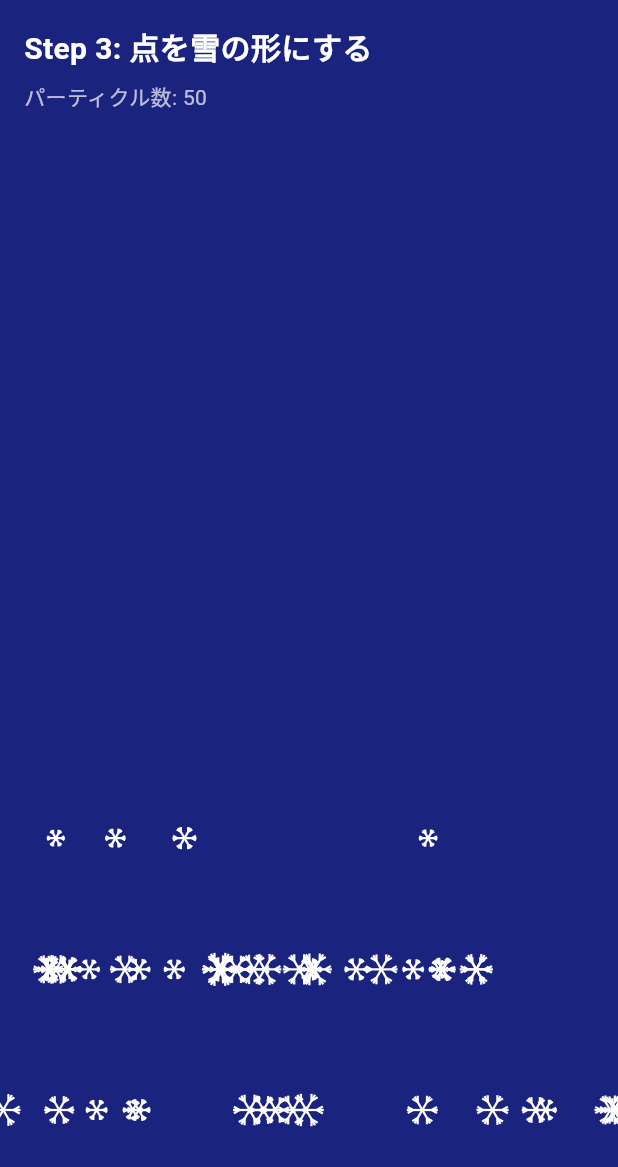
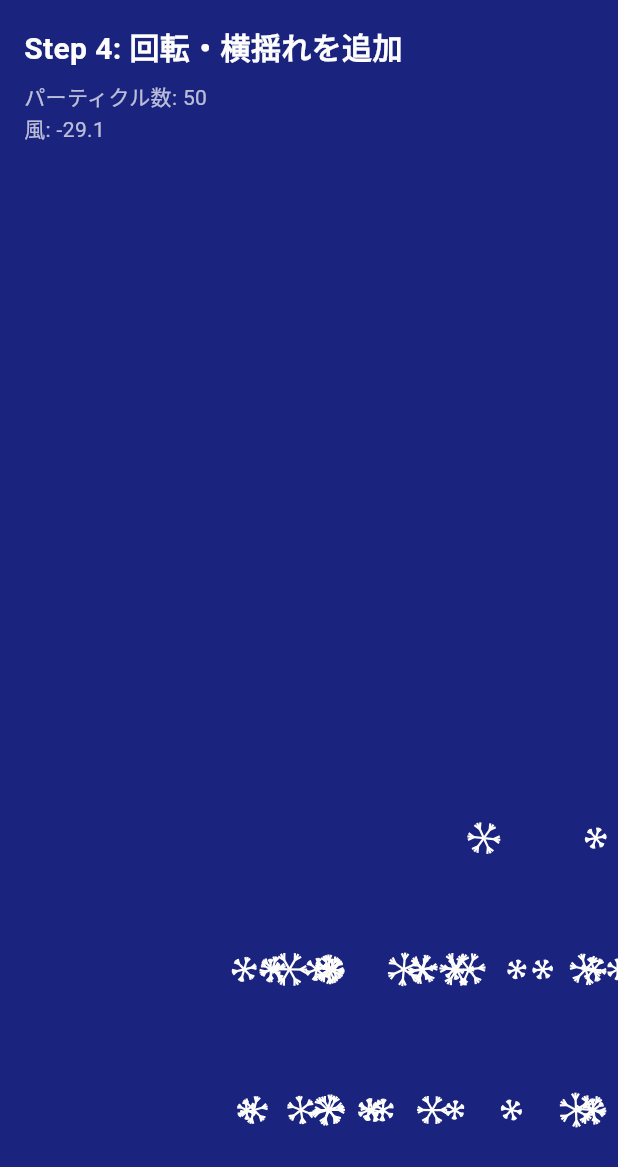
Before and after one commit to kouki2000/physics_splash_demo, a Flutter app: the screen it shows after launch, on a phone screen of 412 x 824 dp. Shown: the top 1167 px of the screen. Run offline on Flutter 3.47's test engine with Material 3 defaults, Android fonts, the phone set to English and light mode, and no system bars.

Commit message:
Step 4: 回転・横揺れを追加する物理演算

```diff
--- a/lib/core/snow_particle.dart
+++ b/lib/core/snow_particle.dart
@@ -5,14 +5,30 @@
 
 /// 雪のパーティクル
 class SnowParticle extends SimpleParticle {
-  double size; // 雪の大きさ
+  double size;
+  double rotation; // 回転角度
+  double rotationSpeed; // 回転速度
 
-  SnowParticle({required Vector2D position, this.size = 8.0})
-    : super(position: position);
+  SnowParticle({
+    required Vector2D position,
+    this.size = 8.0,
+    this.rotation = 0.0,
+    this.rotationSpeed = 0.0,
+  }) : super(position: position);
+
+  @override
+  void update(double dt) {
+    super.update(dt);
+    rotation += rotationSpeed * dt;
+  }
 
   @override
   void draw(Canvas canvas) {
-    _drawSnowflake(canvas, position, size);
+    canvas.save();
+    canvas.translate(position.x, position.y);
+    canvas.rotate(rotation);
+    _drawSnowflake(canvas, Vector2D(0, 0), size);
+    canvas.restore();
   }
 
   /// 雪の結晶を描画
@@ -24,29 +40,24 @@
 
     final center = Offset(pos.x, pos.y);
 
-    // 6本の線を描画（60度ずつ）
     for (int i = 0; i < 6; i++) {
       final angle = (i * 60) * pi / 180;
 
-      // メインの線
       final endX = pos.x + cos(angle) * size;
       final endY = pos.y + sin(angle) * size;
       canvas.drawLine(center, Offset(endX, endY), paint);
 
-      // 枝を描画
       final branchSize = size * 0.4;
       final branchStart = size * 0.6;
 
       final branchX = pos.x + cos(angle) * branchStart;
       final branchY = pos.y + sin(angle) * branchStart;
 
-      // 左の枝
       final leftAngle = angle - pi / 6;
       final leftX = branchX + cos(leftAngle) * branchSize;
       final leftY = branchY + sin(leftAngle) * branchSize;
       canvas.drawLine(Offset(branchX, branchY), Offset(leftX, leftY), paint);
 
-      // 右の枝
       final rightAngle = angle + pi / 6;
       final rightX = branchX + cos(rightAngle) * branchSize;
       final rightY = branchY + sin(rightAngle) * branchSize;
--- a/lib/main.dart
+++ b/lib/main.dart
@@ -18,7 +18,7 @@
       title: 'Physics Splash Demo',
       debugShowCheckedModeBanner: false,
       theme: ThemeData(primarySwatch: Colors.blue, useMaterial3: true),
-      home: const Step3Screen(),
+      home: const Step4Screen(),
     );
   }
 }
@@ -245,6 +245,127 @@
   }
 }
 
+class Step4Screen extends StatefulWidget {
+  const Step4Screen({Key? key}) : super(key: key);
+
+  @override
+  State<Step4Screen> createState() => _Step4ScreenState();
+}
+
+class _Step4ScreenState extends State<Step4Screen>
+    with SingleTickerProviderStateMixin {
+  late AnimationController _controller;
+  late PhysicsEngine _engine;
+  DateTime _lastTime = DateTime.now();
+  final Random _random = Random();
+  bool _initialized = false;
+  double _windStrength = 0.0; // 風の強さ
+
+  @override
+  void initState() {
+    super.initState();
+
+    _engine = PhysicsEngine(gravity: Vector2D(0, 100));
+
+    _controller = AnimationController(
+      vsync: this,
+      duration: const Duration(days: 1),
+    )..addListener(_onFrame);
+
+    _controller.repeat();
+  }
+
+  @override
+  void didChangeDependencies() {
+    super.didChangeDependencies();
+
+    if (!_initialized) {
+      for (int i = 0; i < 50; i++) {
+        _addRandomSnowParticle();
+      }
+      _initialized = true;
+    }
+  }
+
+  void _addRandomSnowParticle() {
+    final screenWidth = MediaQuery.of(context).size.width;
+    final particle = SnowParticle(
+      position: Vector2D(
+        _random.nextDouble() * screenWidth,
+        _random.nextDouble() * -200,
+      ),
+      size: 6 + _random.nextDouble() * 6,
+      rotationSpeed: -1.0 + _random.nextDouble() * 2.0, // 回転速度を追加
+    );
+    _engine.addParticle(particle);
+  }
+
+  void _onFrame() {
+    final now = DateTime.now();
+    final dt = now.difference(_lastTime).inMicroseconds / 1000000.0;
+    _lastTime = now;
+
+    setState(() {
+      // 風の強さを時間で変化させる
+      _windStrength = sin(now.millisecondsSinceEpoch / 2000) * 30;
+      final wind = Vector2D(_windStrength, 0);
+
+      // 全パーティクルに風を適用
+      for (var particle in _engine.particles) {
+        particle.applyForce(wind);
+      }
+
+      final screenSize = MediaQuery.of(context).size;
+      _engine.update(dt, screenSize);
+    });
+  }
+
+  @override
+  void dispose() {
+    _controller.dispose();
+    super.dispose();
+  }
+
+  @override
+  Widget build(BuildContext context) {
+    return Scaffold(
+      backgroundColor: const Color(0xFF1A237E),
+      body: Stack(
+        children: [
+          CustomPaint(painter: EnginePainter(_engine), size: Size.infinite),
+          SafeArea(
+            child: Padding(
+              padding: const EdgeInsets.all(16.0),
+              child: Column(
+                crossAxisAlignment: CrossAxisAlignment.start,
+                children: [
+                  const Text(
+                    'Step 4: 回転・横揺れを追加',
+                    style: TextStyle(
+                      color: Colors.white,
+                      fontSize: 20,
+                      fontWeight: FontWeight.bold,
+                    ),
+                  ),
+                  const SizedBox(height: 8),
+                  Text(
+                    'パーティクル数: ${_engine.particleCount}',
+                    style: const TextStyle(color: Colors.white70, fontSize: 14),
+                  ),
+                  Text(
+                    '風: ${_windStrength.toStringAsFixed(1)}',
+                    style: const TextStyle(color: Colors.white70, fontSize: 14),
+                  ),
+                ],
+              ),
+            ),
+          ),
+        ],
+      ),
+    );
+  }
+}
+
 /// PhysicsEngineを描画するPainter
 class EnginePainter extends CustomPainter {
   final PhysicsEngine engine;
```
